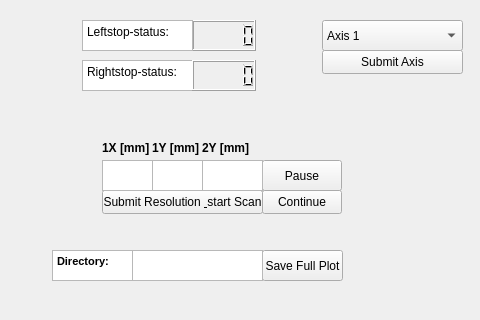
This is Real_mainwindow.ui in sistrebel/Emittancemeter_control as Qt 5 draws it before an edit; both pictures show x 258 to 738 and y 0 to 320 of the 738 by 557 pixel window. The edited form follows.
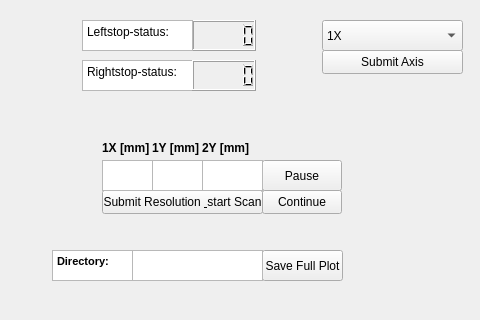
This is the edited form. Custom widgets are drawn as their Qt base class.

Commit message: changed axis names

Diff of the .ui file:
```diff
--- a/Real_mainwindow.ui
+++ b/Real_mainwindow.ui
@@ -276,7 +276,7 @@
     </property>
     <item>
      <property name="text">
-      <string>Axis 1</string>
+      <string>1X</string>
      </property>
     </item>
     <item>
```
Left out of the diff: 4 changed lines with no effect on the pictures.
